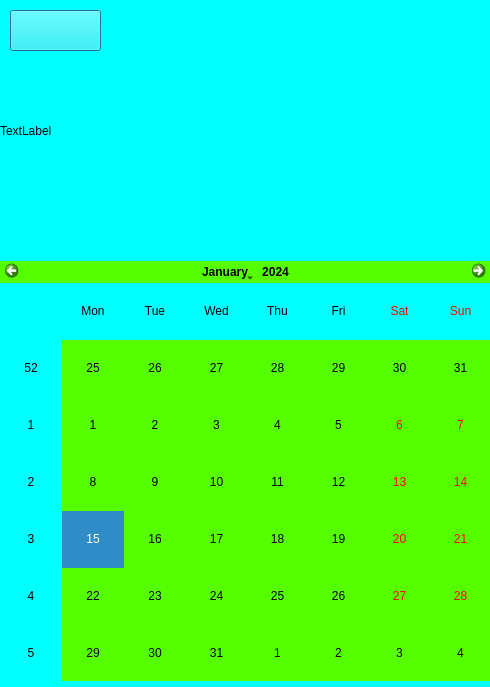
Above: SKOGKK/KKOGSK/calenderdialog.ui from Strauts/AppDeployment before the change. Below: the same form after it.
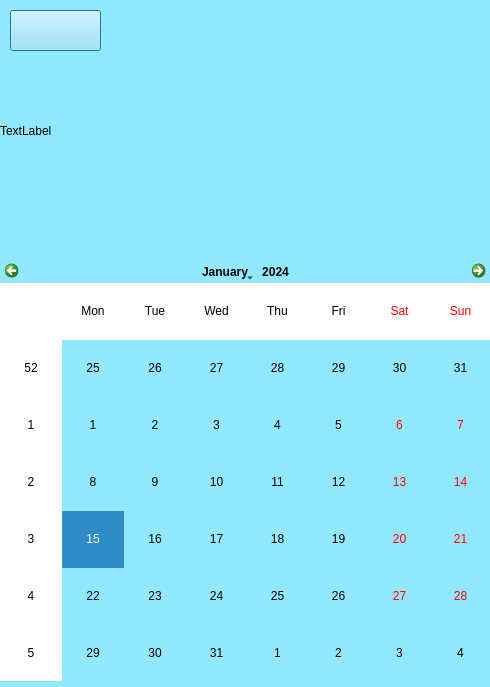
That is the form after the change. Icons and pictures are not drawn.

The edit to the form file:
```diff
--- a/SKOGKK/KKOGSK/calenderdialog.ui
+++ b/SKOGKK/KKOGSK/calenderdialog.ui
@@ -14,7 +14,7 @@
    <string>Dialog</string>
   </property>
   <property name="styleSheet">
-   <string notr="true">background-color: rgb(0, 255, 255);</string>
+   <string notr="true">background-color: rgb(146, 232, 255);</string>
   </property>
   <widget class="QCalendarWidget" name="calendarWidget">
    <property name="geometry">
@@ -27,8 +27,9 @@
    </property>
    <property name="styleSheet">
     <string notr="true">color: rgb(0, 0, 0);
-alternate-background-color: rgb(0, 255, 255);
-background-color: rgb(85, 255, 0);</string>
+background-color: rgb(146, 232, 255);
+alternate-background-color: rgb(255, 255, 255);
+</string>
    </property>
   </widget>
   <widget class="QLabel" name="label_Calender_Picture">
```
